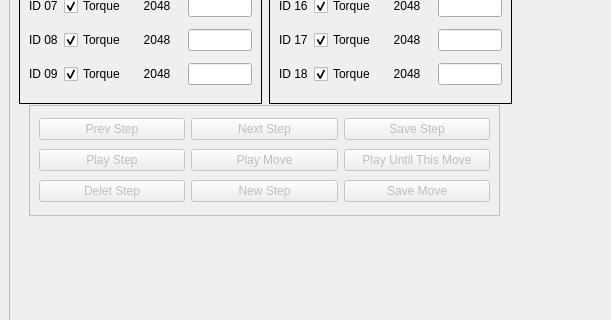
Qt form src/gui/src/main_window.ui (RoboFEI/RoboFEI-HT_2023_SOFTWARE) before a commit; both pictures show x 0 to 611 and y 264 to 584 of the 906 by 686 pixel window.
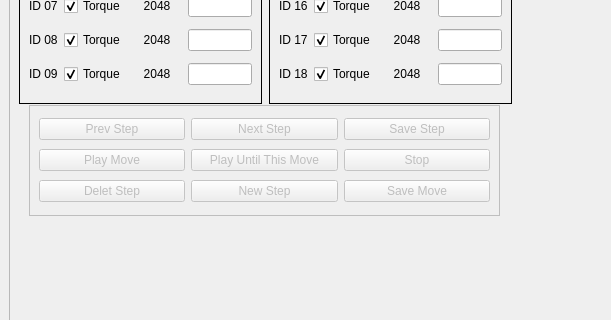
The same form after that commit.

Commit message: stop button gui

Patch:
```diff
--- a/src/gui/src/main_window.ui
+++ b/src/gui/src/main_window.ui
@@ -1202,13 +1202,6 @@
         </item>
         <item>
          <layout class="QHBoxLayout" name="horizontalLayout_26">
-          <item>
-           <widget class="QPushButton" name="playStep_button">
-            <property name="text">
-             <string>Play Step</string>
-            </property>
-           </widget>
-          </item>
           <item>
            <widget class="QPushButton" name="playMove_button">
             <property name="text">
@@ -1223,6 +1216,13 @@
             </property>
            </widget>
           </item>
+          <item>
+           <widget class="QPushButton" name="stop_button">
+            <property name="text">
+             <string>Stop</string>
+            </property>
+           </widget>
+          </item>
          </layout>
         </item>
         <item>
```
The commit also changes 3 other files.
